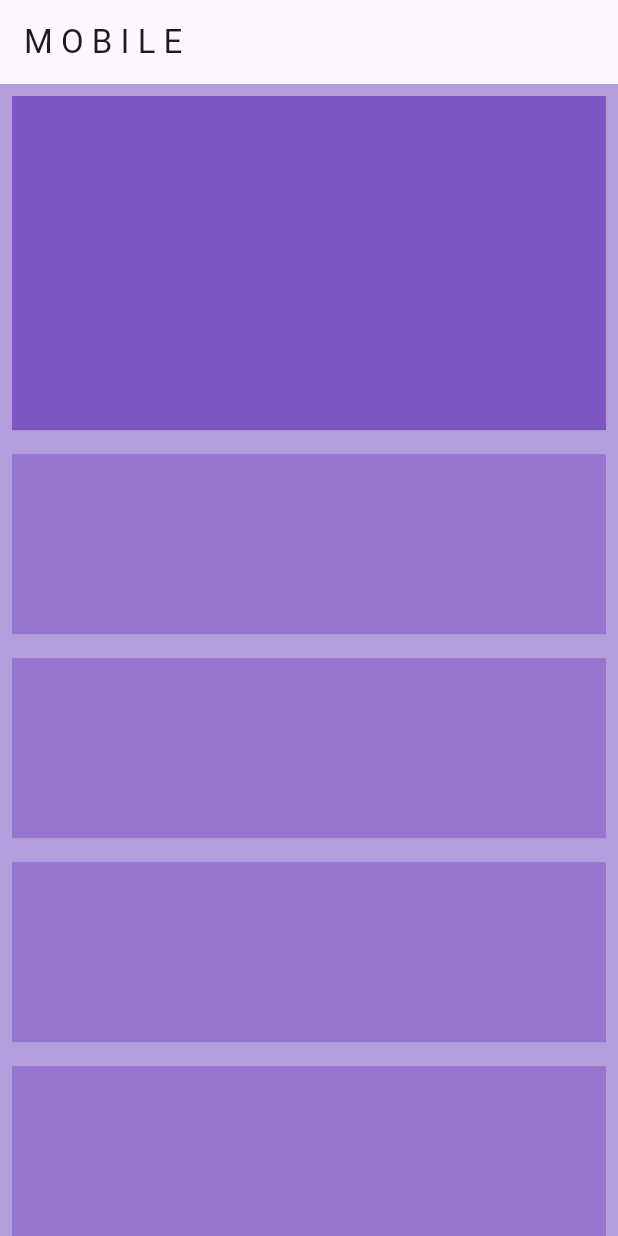
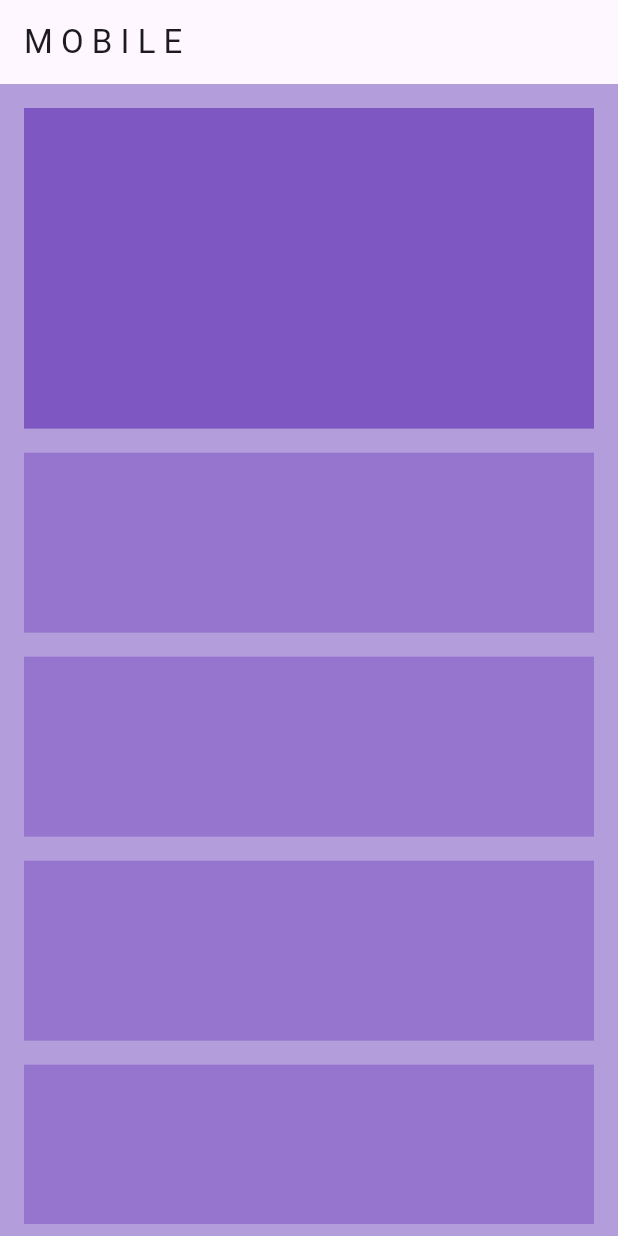
Before and after one commit to kellsaro/responsive_design_layout_like_youtube_app, a Flutter app: the screen it shows after launch, on a phone screen of 412 x 824 dp. Run offline on Flutter 3.47's test engine with Material 3 defaults, Android fonts, the phone set to English and light mode, and no system bars.

Commit message:
Add general padding

```diff
--- a/lib/responsive/desktop_body.dart
+++ b/lib/responsive/desktop_body.dart
@@ -10,7 +10,9 @@ class DesktopBody extends StatelessWidget {
       appBar: AppBar(
         title: const Text('D E S K T O P'),
       ),
-      body: Row(
+      body: Padding(
+        padding: const EdgeInsets.all(8.0),
+        child: Row(
           children: [
             // first column
 
@@ -58,6 +60,7 @@ class DesktopBody extends StatelessWidget {
             ),
           ],
         ),
+      ),
     );
   }
 }
--- a/lib/responsive/mobile_body.dart
+++ b/lib/responsive/mobile_body.dart
@@ -10,7 +10,9 @@ class MobileBody extends StatelessWidget {
       appBar: AppBar(
         title: const Text('M O B I L E'),
       ),
-      body: Column(
+      body: Padding(
+        padding: const EdgeInsets.all(8.0),
+        child: Column(
           children: [
             // video
             Padding(
@@ -41,6 +43,7 @@ class MobileBody extends StatelessWidget {
             ),
           ],
         ),
+      ),
     );
   }
 }
```
Lines whose indentation alone changed are shown as unchanged.
